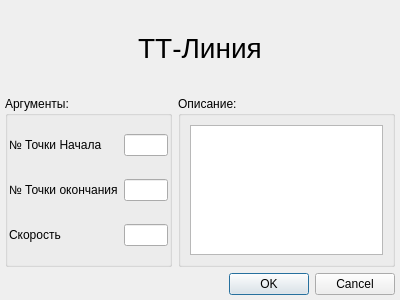
This is KAMEditor/gui/commands/ttlinedialog.ui in Xtail96/SML as Qt 5 draws it before an edit. The edited form follows.
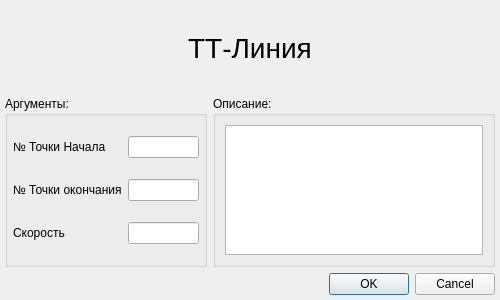
This is the edited form.

Patch:
```diff
--- a/KAMEditor/gui/commands/ttlinedialog.ui
+++ b/KAMEditor/gui/commands/ttlinedialog.ui
@@ -6,7 +6,7 @@
    <rect>
     <x>0</x>
     <y>0</y>
-    <width>400</width>
+    <width>500</width>
     <height>300</height>
    </rect>
   </property>
@@ -30,7 +30,7 @@
     <widget class="QGroupBox" name="ttline_description_groupBox">
      <property name="sizePolicy">
       <sizepolicy hsizetype="Preferred" vsizetype="Preferred">
-       <horstretch>0</horstretch>
+       <horstretch>7</horstretch>
        <verstretch>2</verstretch>
       </sizepolicy>
      </property>
@@ -62,7 +62,7 @@
     <widget class="QGroupBox" name="ttline_arguments_groupBox">
      <property name="sizePolicy">
       <sizepolicy hsizetype="Preferred" vsizetype="Preferred">
-       <horstretch>0</horstretch>
+       <horstretch>5</horstretch>
        <verstretch>2</verstretch>
       </sizepolicy>
      </property>
@@ -71,16 +71,16 @@
      </property>
      <layout class="QGridLayout" name="gridLayout">
       <property name="leftMargin">
-       <number>1</number>
+       <number>5</number>
       </property>
       <property name="topMargin">
-       <number>1</number>
+       <number>5</number>
       </property>
       <property name="rightMargin">
-       <number>1</number>
+       <number>5</number>
       </property>
       <property name="bottomMargin">
-       <number>1</number>
+       <number>5</number>
       </property>
       <item row="1" column="0">
        <widget class="QLabel" name="ttline_finish_point_label">
```
Left out of the diff: 4 changed lines with no effect on the pictures.
